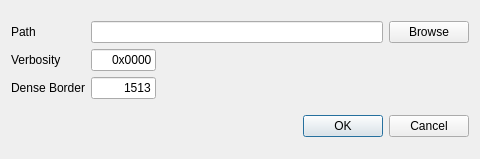
The window that crispy/resources/gui/uis/quanty/preferences.ui (mretegan/crispy) describes before a commit, drawn with Qt 5.
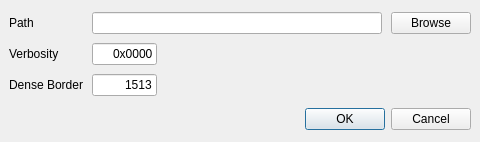
The same window after the commit.

Commit message: More work on the results details dialog structure

Diff of the .ui file:
```diff
--- a/crispy/resources/gui/uis/quanty/preferences.ui
+++ b/crispy/resources/gui/uis/quanty/preferences.ui
@@ -10,7 +10,7 @@
     <x>0</x>
     <y>0</y>
     <width>480</width>
-    <height>159</height>
+    <height>142</height>
    </rect>
   </property>
   <property name="sizePolicy">
@@ -32,6 +32,21 @@
    <bool>true</bool>
   </property>
   <layout class="QVBoxLayout" name="verticalLayout">
+   <property name="spacing">
+    <number>9</number>
+   </property>
+   <property name="leftMargin">
+    <number>9</number>
+   </property>
+   <property name="topMargin">
+    <number>9</number>
+   </property>
+   <property name="rightMargin">
+    <number>9</number>
+   </property>
+   <property name="bottomMargin">
+    <number>9</number>
+   </property>
    <item>
     <layout class="QGridLayout" name="gridLayout">
      <item row="2" column="0">
```
The commit also changes 6 other files.
